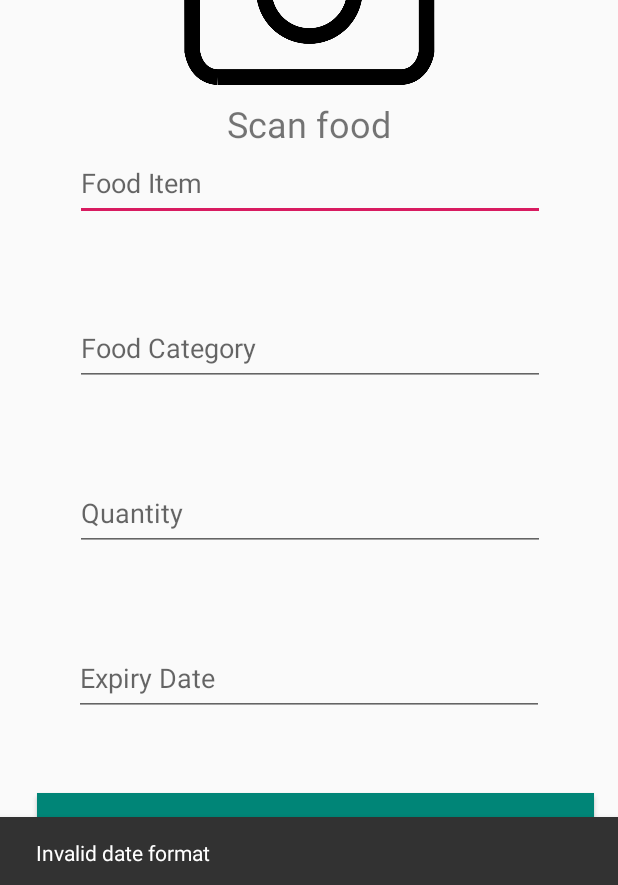
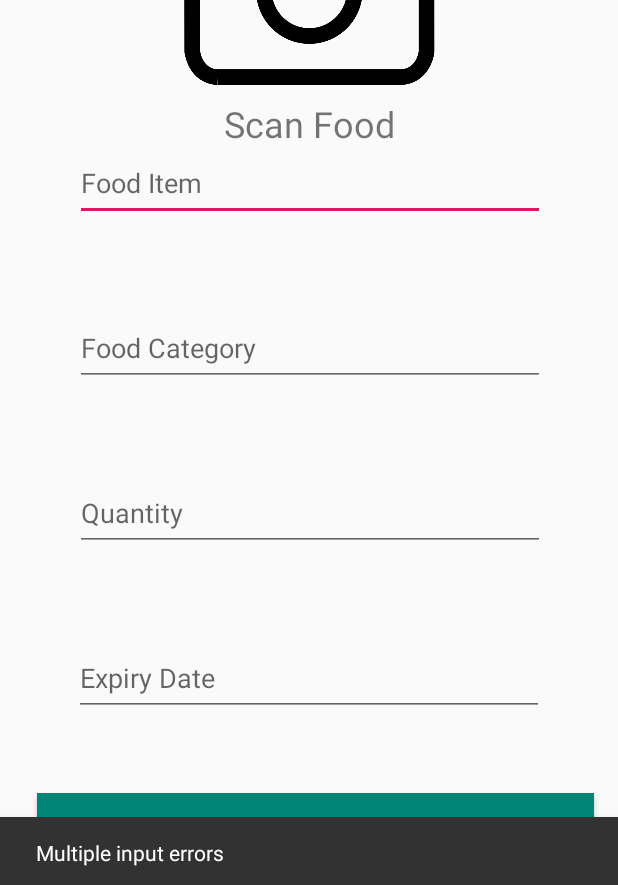
Before and after one commit to jakeshepherd/Tamago, an Android app: the ManualEntry screen opened directly, with no data from a screen before it, after a tap on "INSERT", on a phone screen of 412 x 824 dp. Shown: the part 348-1233 px from the top of the screen. Run offline under Robolectric (Android 15) with nearby library versions, the phone set to English and light mode, and no system bars.

Commit message:
more stuff

```diff
--- a/app/src/main/AndroidManifest.xml
+++ b/app/src/main/AndroidManifest.xml
@@ -5,13 +5,13 @@
     <application
         android:allowBackup="true"
         android:icon="@drawable/tamagoicon"
-        android:label="@string/app_name"
+        android:label="@string/"
         android:roundIcon="@mipmap/ic_launcher_round"
         android:supportsRtl="true"
         android:theme="@style/AppTheme">
         <activity
             android:name=".MainActivity"
-            android:label="@string/app_name"
+            android:label="@string/"
             android:theme="@style/AppTheme.NoActionBar">
             <intent-filter>
                 <action android:name="android.intent.action.MAIN" />
--- a/app/src/main/java/com/example/jakeshepherd/tamago/MainActivity.java
+++ b/app/src/main/java/com/example/jakeshepherd/tamago/MainActivity.java
@@ -4,6 +4,7 @@ import android.os.Bundle;
 import android.support.design.widget.FloatingActionButton;
 import android.support.v7.app.AppCompatActivity;
 import android.support.v7.widget.Toolbar;
+import android.util.Log;
 import android.view.View;
 import android.view.Menu;
 import android.view.MenuItem;
--- a/app/src/main/java/com/example/jakeshepherd/tamago/ManualEntry.java
+++ b/app/src/main/java/com/example/jakeshepherd/tamago/ManualEntry.java
@@ -25,13 +25,7 @@ public class ManualEntry extends AppCompatActivity {
 
         Button insert = findViewById(R.id.insertButton);
 
-        ClickListener clickListenerObject = new ClickListener();
-        insert.setOnClickListener(clickListenerObject);
-
-    }
-
-    private class ClickListener implements View.OnClickListener{
-
+        insert.setOnClickListener(new View.OnClickListener(){
             @Override
             public void onClick(View view) {
                 boolean validName, validCategory, validQuantity, validDate, alreadyExpired;
@@ -55,9 +49,16 @@ public class ManualEntry extends AppCompatActivity {
                 validDate = checkDateFormat(foodExpirationDate);
                 alreadyExpired = isExpired(foodExpirationDate);
 
-            if(validName && validQuantity && validQuantity && validDate && !alreadyExpired)
+                int numberOfErrors = 0;
+                if(!validName) numberOfErrors ++;
+                if(!validCategory) numberOfErrors ++;
+                if(!validQuantity) numberOfErrors ++;
+                if(!validDate) numberOfErrors ++;
+                if(alreadyExpired) numberOfErrors ++;
+
+                if(numberOfErrors == 0)
                     Snackbar.make(view, "Accepted", Snackbar.LENGTH_LONG).setAction("Action", null).show();
-            else {
+                else if(numberOfErrors == 1){
                     if (!validName)
                         Snackbar.make(view, "Invalid name", Snackbar.LENGTH_LONG).setAction("Action", null).show();
                     if (!validCategory)
@@ -70,13 +71,20 @@ public class ManualEntry extends AppCompatActivity {
                         Snackbar.make(view, "Food has already expired", Snackbar.LENGTH_LONG).setAction("Action", null).show();
                     return;
                 }
+                else{
+                    Snackbar.make(view, "Multiple input errors", Snackbar.LENGTH_LONG).setAction("Action", null).show();
+                    return;
+                }
+
                 Database db = new Database(ManualEntry.this);
                 db.insertDataFromObject(new FoodItem(foodName, foodExpirationDate, foodCategory));
                 List <String> listOfData = db.getAllFoodNames();
                 for(String x: listOfData)
                     Log.d("data", x);
-            setContentView(R.layout.activity_main);
+                finish();
             }
+        });
+
     }
 
     protected boolean checkName(String name) {
--- a/app/src/main/res/layout/content_main.xml
+++ b/app/src/main/res/layout/content_main.xml
@@ -12,7 +12,7 @@
         android:id="@+id/tester"
         android:layout_width="wrap_content"
         android:layout_height="wrap_content"
-        android:text="Welcome to Tamago!"
+        android:text="@string/welcome_message"
         app:layout_constraintBottom_toBottomOf="parent"
         app:layout_constraintLeft_toLeftOf="parent"
         app:layout_constraintRight_toRightOf="parent"
--- a/app/src/main/res/layout/content_manual.xml
+++ b/app/src/main/res/layout/content_manual.xml
@@ -24,11 +24,11 @@
 
     <TextView
         android:id="@+id/scanFood"
-        android:layout_width="115dp"
+        android:layout_width="0dp"
         android:layout_height="36dp"
-        android:layout_marginStart="148dp"
+        android:layout_marginStart="50dp"
         android:layout_marginTop="223dp"
-        android:layout_marginEnd="148dp"
+        android:layout_marginEnd="50dp"
         android:layout_marginBottom="472dp"
         android:text="@string/scan_food"
         android:textAlignment="center"
@@ -106,7 +106,7 @@
         android:layout_marginBottom="150dp"
         android:autofillHints=""
         android:ems="10"
-        android:hint="@string/expiration_date_yyyy_mm_dd"
+        android:hint="@string/expiration_date"
         android:inputType="date"
         app:layout_constraintBottom_toBottomOf="parent"
         app:layout_constraintEnd_toEndOf="parent"
--- a/app/src/main/res/values/strings.xml
+++ b/app/src/main/res/values/strings.xml
@@ -1,12 +1,12 @@
 <resources>
-    <string name="app_name">Tamago</string>
     <string name="action_settings">Settings</string>
-    <string name="scan_food">Scan food</string>
+    <string name="scan_food">Scan Food</string>
     <string name="food_item">Food Item</string>
-    <string name="expiration_date_yyyy_mm_dd">Expiry Date</string>
+    <string name="expiration_date">Expiry Date</string>
     <string name="quantity">Quantity</string>
     <string name="insert">Insert</string>
     <string name="a_simple_camera">Camera Logo</string>
     <string name="food_category">Food Category</string>
     <string name="appName">Tamago</string>
+    <string name="welcome_message">Welcome to Tamago!</string>
 </resources>
```
Also changed, not shown: 1 other file. Lines whose indentation alone changed are shown as unchanged.
